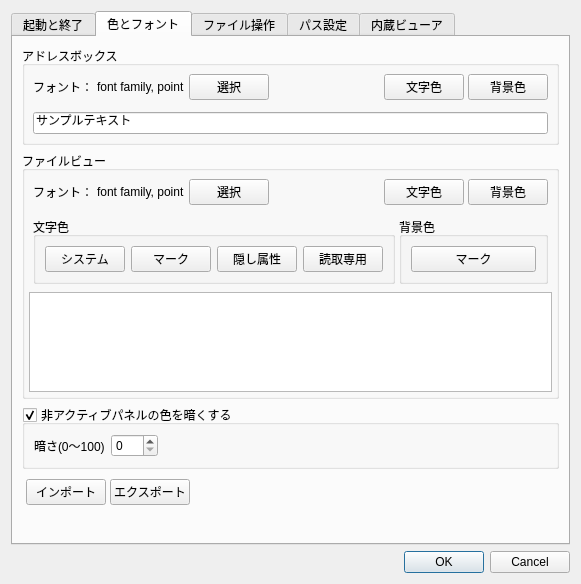
First picture: the form in preferencedialog.ui, repository miyabi-satoh/Gefu, before the edit.
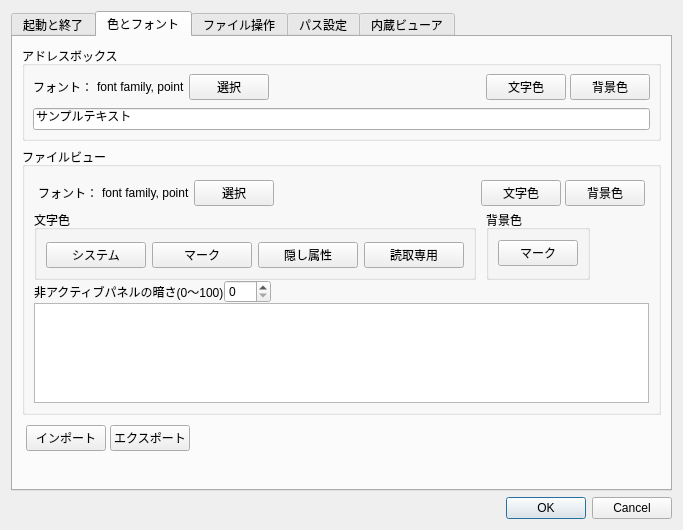
Second picture: the form after the edit.

```diff
--- a/preferencedialog.ui
+++ b/preferencedialog.ui
@@ -6,8 +6,8 @@
    <rect>
     <x>0</x>
     <y>0</y>
-    <width>581</width>
-    <height>584</height>
+    <width>683</width>
+    <height>530</height>
    </rect>
   </property>
   <property name="sizePolicy">
@@ -19,7 +19,7 @@
   <property name="windowTitle">
    <string>環境設定</string>
   </property>
-  <layout class="QVBoxLayout" name="verticalLayout_3">
+  <layout class="QVBoxLayout" name="verticalLayout_5">
    <item>
     <widget class="QTabWidget" name="tabWidget">
      <property name="focusPolicy">
@@ -519,7 +519,7 @@
          </property>
          <layout class="QVBoxLayout" name="verticalLayout_2">
           <property name="spacing">
-           <number>4</number>
+           <number>0</number>
           </property>
           <property name="leftMargin">
            <number>4</number>
@@ -649,21 +649,9 @@
          <property name="title">
           <string>ファイルビュー</string>
          </property>
-         <layout class="QVBoxLayout" name="verticalLayout_5">
+         <layout class="QVBoxLayout" name="verticalLayout_3">
           <property name="spacing">
-           <number>4</number>
-          </property>
-          <property name="leftMargin">
-           <number>4</number>
-          </property>
-          <property name="topMargin">
-           <number>4</number>
-          </property>
-          <property name="rightMargin">
-           <number>4</number>
-          </property>
-          <property name="bottomMargin">
-           <number>4</number>
+           <number>0</number>
           </property>
           <item>
            <layout class="QHBoxLayout" name="horizontalLayout_21">
@@ -742,30 +730,33 @@
            </layout>
           </item>
           <item>
-           <layout class="QHBoxLayout" name="horizontalLayout_18">
+           <layout class="QHBoxLayout" name="horizontalLayout_14">
             <property name="spacing">
-             <number>4</number>
-            </property>
-            <property name="leftMargin">
-             <number>4</number>
-            </property>
-            <property name="topMargin">
-             <number>4</number>
-            </property>
-            <property name="rightMargin">
-             <number>4</number>
-            </property>
-            <property name="bottomMargin">
-             <number>4</number>
+             <number>-1</number>
             </property>
             <item>
              <widget class="QGroupBox" name="groupBox_3">
               <property name="title">
                <string>文字色</string>
               </property>
-              <layout class="QHBoxLayout" name="horizontalLayout_19">
+              <layout class="QHBoxLayout" name="horizontalLayout_13">
+               <property name="topMargin">
+                <number>12</number>
+               </property>
                <item>
                 <widget class="QPushButton" name="clrFgSystem">
+                 <property name="sizePolicy">
+                  <sizepolicy hsizetype="Minimum" vsizetype="Fixed">
+                   <horstretch>0</horstretch>
+                   <verstretch>0</verstretch>
+                  </sizepolicy>
+                 </property>
+                 <property name="minimumSize">
+                  <size>
+                   <width>100</width>
+                   <height>0</height>
+                  </size>
+                 </property>
                  <property name="focusPolicy">
                   <enum>Qt::StrongFocus</enum>
                  </property>
@@ -776,16 +767,40 @@
                </item>
                <item>
                 <widget class="QPushButton" name="clrFgMark">
+                 <property name="sizePolicy">
+                  <sizepolicy hsizetype="Minimum" vsizetype="Fixed">
+                   <horstretch>0</horstretch>
+                   <verstretch>0</verstretch>
+                  </sizepolicy>
+                 </property>
+                 <property name="minimumSize">
+                  <size>
+                   <width>100</width>
+                   <height>0</height>
+                  </size>
+                 </property>
                  <property name="focusPolicy">
                   <enum>Qt::StrongFocus</enum>
                  </property>
                  <property name="text">
-                  <string>マーク</string>
+                  <string> マーク </string>
                  </property>
                 </widget>
                </item>
                <item>
                 <widget class="QPushButton" name="clrFgHidden">
+                 <property name="sizePolicy">
+                  <sizepolicy hsizetype="Minimum" vsizetype="Fixed">
+                   <horstretch>0</horstretch>
+                   <verstretch>0</verstretch>
+                  </sizepolicy>
+                 </property>
+                 <property name="minimumSize">
+                  <size>
+                   <width>100</width>
+                   <height>0</height>
+                  </size>
+                 </property>
                  <property name="focusPolicy">
                   <enum>Qt::StrongFocus</enum>
                  </property>
@@ -796,6 +811,18 @@
                </item>
                <item>
                 <widget class="QPushButton" name="clrFgReadonly">
+                 <property name="sizePolicy">
+                  <sizepolicy hsizetype="Minimum" vsizetype="Fixed">
+                   <horstretch>0</horstretch>
+                   <verstretch>0</verstretch>
+                  </sizepolicy>
+                 </property>
+                 <property name="minimumSize">
+                  <size>
+                   <width>100</width>
+                   <height>0</height>
+                  </size>
+                 </property>
                  <property name="focusPolicy">
                   <enum>Qt::StrongFocus</enum>
                  </property>
@@ -807,6 +834,22 @@
               </layout>
              </widget>
             </item>
+            <item>
+             <spacer name="horizontalSpacer_9">
+              <property name="orientation">
+               <enum>Qt::Horizontal</enum>
+              </property>
+              <property name="sizeType">
+               <enum>QSizePolicy::Fixed</enum>
+              </property>
+              <property name="sizeHint" stdset="0">
+               <size>
+                <width>10</width>
+                <height>20</height>
+               </size>
+              </property>
+             </spacer>
+            </item>
             <item>
              <widget class="QGroupBox" name="groupBox_4">
               <property name="title">
@@ -826,6 +869,53 @@
               </layout>
              </widget>
             </item>
+            <item>
+             <spacer name="horizontalSpacer_3">
+              <property name="orientation">
+               <enum>Qt::Horizontal</enum>
+              </property>
+              <property name="sizeHint" stdset="0">
+               <size>
+                <width>40</width>
+                <height>20</height>
+               </size>
+              </property>
+             </spacer>
+            </item>
+           </layout>
+          </item>
+          <item>
+           <layout class="QHBoxLayout" name="horizontalLayout_11">
+            <item>
+             <widget class="QLabel" name="label_18">
+              <property name="text">
+               <string>非アクティブパネルの暗さ(0〜100)</string>
+              </property>
+             </widget>
+            </item>
+            <item>
+             <widget class="QSpinBox" name="dark">
+              <property name="prefix">
+               <string/>
+              </property>
+              <property name="maximum">
+               <number>100</number>
+              </property>
+             </widget>
+            </item>
+            <item>
+             <spacer name="horizontalSpacer_2">
+              <property name="orientation">
+               <enum>Qt::Horizontal</enum>
+              </property>
+              <property name="sizeHint" stdset="0">
+               <size>
+                <width>40</width>
+                <height>20</height>
+               </size>
+              </property>
+             </spacer>
+            </item>
            </layout>
           </item>
           <item>
@@ -877,51 +967,6 @@
          </layout>
         </widget>
        </item>
-       <item>
-        <widget class="QGroupBox" name="enableDarker">
-         <property name="title">
-          <string>非アクティブパネルの色を暗くする</string>
-         </property>
-         <property name="flat">
-          <bool>false</bool>
-         </property>
-         <property name="checkable">
-          <bool>true</bool>
-         </property>
-         <layout class="QHBoxLayout" name="horizontalLayout_11">
-          <item>
-           <widget class="QLabel" name="label_18">
-            <property name="text">
-             <string>暗さ(0〜100)</string>
-            </property>
-           </widget>
-          </item>
-          <item>
-           <widget class="QSpinBox" name="dark">
-            <property name="prefix">
-             <string/>
-            </property>
-            <property name="maximum">
-             <number>100</number>
-            </property>
-           </widget>
-          </item>
-          <item>
-           <spacer name="horizontalSpacer_2">
-            <property name="orientation">
-             <enum>Qt::Horizontal</enum>
-            </property>
-            <property name="sizeHint" stdset="0">
-             <size>
-              <width>40</width>
-              <height>20</height>
-             </size>
-            </property>
-           </spacer>
-          </item>
-         </layout>
-        </widget>
-       </item>
        <item>
         <layout class="QHBoxLayout" name="horizontalLayout_28">
          <property name="spacing">
```
Left out of the diff: 57 changed lines with no effect on the pictures. Lines whose indentation alone changed are shown as unchanged.
